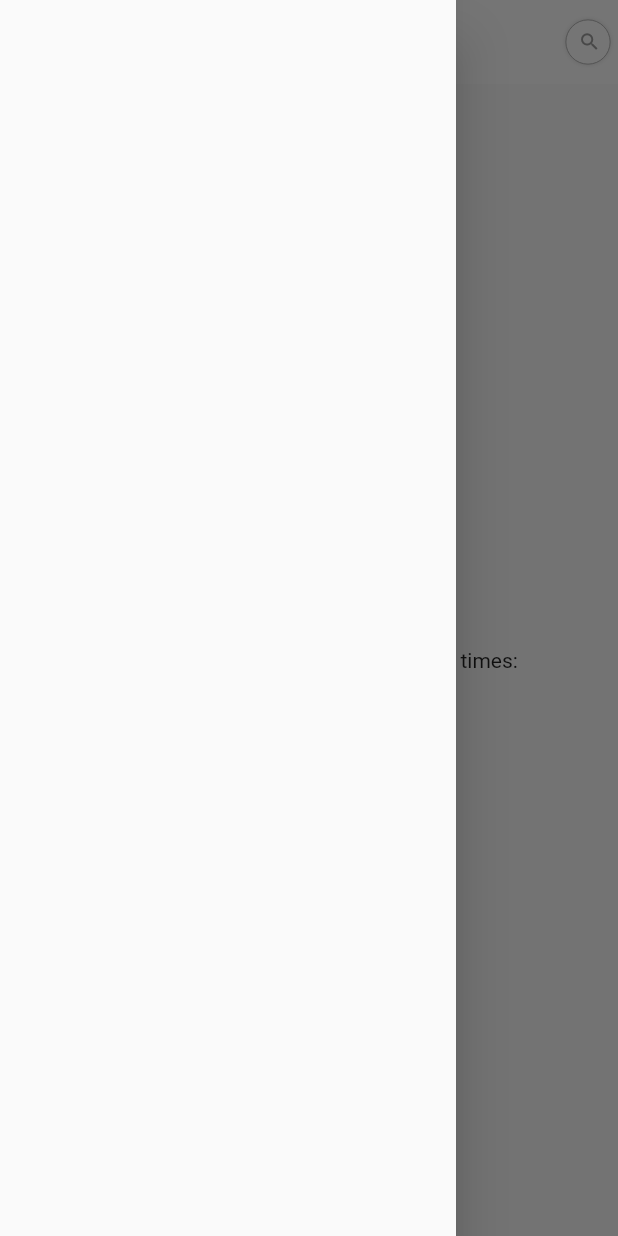
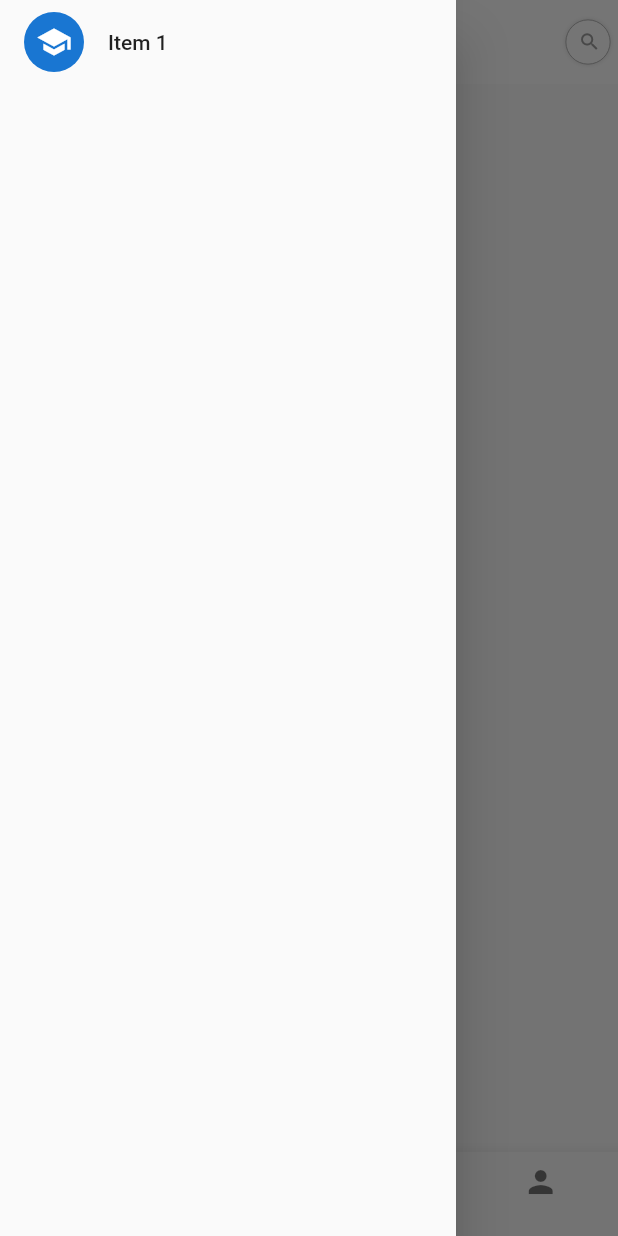
Before and after one commit to PoseidonMRT/todo_app, a Flutter app: the HomePage screen opened by its route, with the side drawer open, on a phone screen of 412 x 824 dp. Run offline on Flutter 3.47's test engine with Material 2 defaults, Android fonts, the phone set to English and light mode, and no system bars; our stand-ins replace shared_preferences; accounts and stored records are empty.

Commit message:
add bottom navigation bar for home page

```diff
--- a/lib/HomePage.dart
+++ b/lib/HomePage.dart
@@ -1,4 +1,8 @@
 import 'package:flutter/material.dart';
+import 'package:todo_app/bottompage/CameraPage.dart';
+import 'package:todo_app/bottompage/AssignmentPage.dart';
+import 'package:todo_app/bottompage/SearchPage.dart';
+import 'package:todo_app/bottompage/PersonPage.dart';
 
 class HomePage extends StatefulWidget {
   @override
@@ -6,14 +10,56 @@ class HomePage extends StatefulWidget {
 }
 
 class _HomePageState extends State<HomePage> {
+  int currentTabIndex = 0;
+
+  var tabImages;
+  var pageLists;
+
+  @override
+  void initState() {
+    super.initState();
+    tabImages = [
+      [Icons.assignment,Icons.assignment],
+      [Icons.lightbulb_outline,Icons.lightbulb_outline],
+      [Icons.linked_camera,Icons.linked_camera],
+      [Icons.person,Icons.person]
+    ];
+
+    pageLists = [
+      AssignmentPage(),
+      SearchPage(),
+      CameraPage(),
+      PersonPage()
+    ];
+  }
+
   void onSearchActionButtonClicked() {}
+
+  Icon getTabIcon(int curIndex) {
+    if (curIndex == currentTabIndex) {
+      return Icon(tabImages[curIndex][1]);
+    }
+    return Icon(tabImages[curIndex][0]);
+  }
 
   @override
   Widget build(BuildContext context) {
     return Scaffold(
       appBar: AppBar(
         backgroundColor: Colors.white,
-        elevation: 0,//remove appbar shadow
+        elevation: 0, //remove appbar shadow
+        leading: Builder(builder: (BuildContext context) {
+          return IconButton(
+            icon: const Icon(
+              Icons.menu,
+              color: Colors.grey,
+            ),
+            onPressed: () {
+              Scaffold.of(context).openDrawer();
+            },
+            tooltip: MaterialLocalizations.of(context).openAppDrawerTooltip,
+          );
+        }),
         actions: <Widget>[
           Container(
             width: 30,
@@ -26,22 +72,50 @@ class _HomePageState extends State<HomePage> {
             margin: EdgeInsets.only(right: 5),
             child: IconButton(
                 color: Colors.grey,
-                icon: Icon(Icons.search,size: 15,),
+                icon: Icon(
+                  Icons.search,
+                  size: 15,
+                ),
                 onPressed: onSearchActionButtonClicked),
           ),
         ],
       ),
-      drawer: Drawer(),
-      body: Center(
-        child: Column(
-          mainAxisAlignment: MainAxisAlignment.center,
+      drawer: Drawer(
+        child: ListView(
           children: <Widget>[
-            Text(
-              'You have pushed the button this many times:',
+            ListTile(
+              title: Text('Item 1'),
+              leading: new CircleAvatar(
+                child: new Icon(Icons.school),
+              ),
+              onTap: () {
+                Navigator.pop(context);
+              },
             ),
           ],
         ),
       ),
+      bottomNavigationBar: BottomNavigationBar(
+        items: <BottomNavigationBarItem>[
+          new BottomNavigationBarItem(
+              icon: getTabIcon(0),title: Text("")),
+          new BottomNavigationBarItem(
+              icon: getTabIcon(1),title: Text("")),
+          new BottomNavigationBarItem(
+              icon: getTabIcon(2),title: Text("")),
+          new BottomNavigationBarItem(
+              icon: getTabIcon(3),title: Text("")),
+        ],
+        type: BottomNavigationBarType.fixed,
+        currentIndex: currentTabIndex,
+        iconSize: 24.0,
+        onTap: (index){
+          setState(() {
+            currentTabIndex = index;
+          });
+        },
+      ),
+      body: pageLists[currentTabIndex],
     );
   }
 }
--- /dev/null
+++ b/lib/bottompage/AssignmentPage.dart
@@ -0,0 +1,17 @@
+import 'package:flutter/material.dart';
+
+class AssignmentPage extends StatefulWidget {
+
+  @override
+  _AssignmentPageState createState() {
+    return new _AssignmentPageState();
+  }
+}
+
+class _AssignmentPageState extends State<AssignmentPage> {
+
+  @override
+  Widget build(BuildContext context) {
+    return Text("AssignmentPage");
+  }
+}
```
Also changed, not shown: lib/bottompage/CameraPage.dart (added, +17 -0 lines), lib/bottompage/PersonPage.dart (added, +17 -0 lines), lib/bottompage/SearchPage.dart (added, +17 -0 lines), 2 other files.
